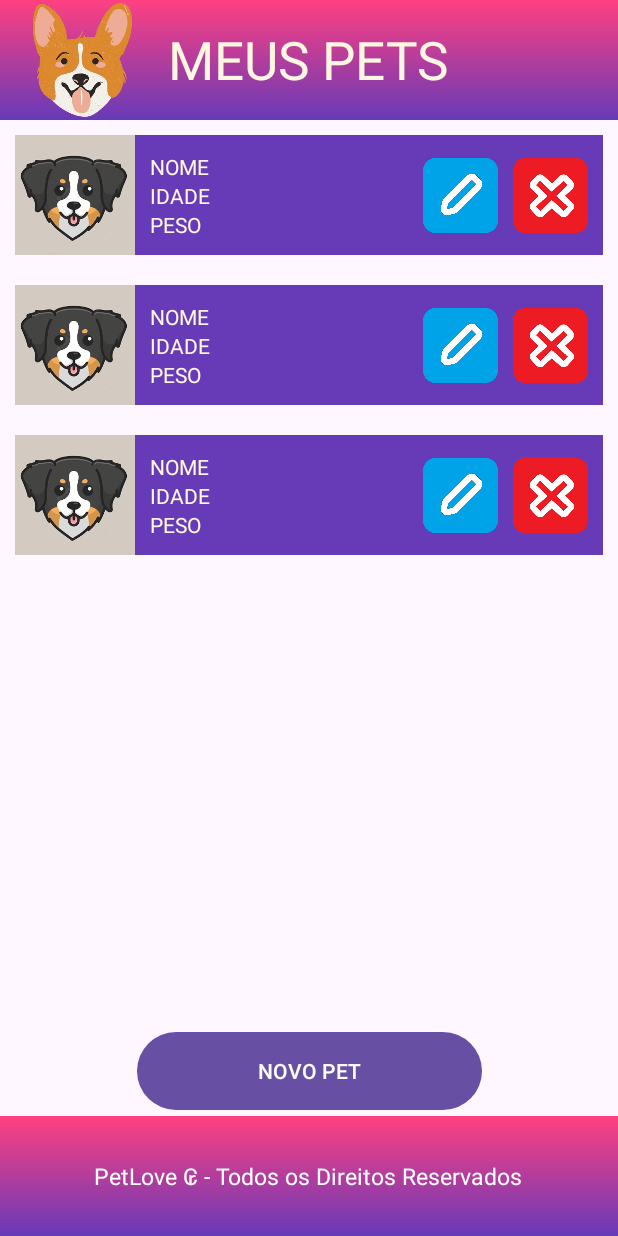
After one commit to Ferreira96/Petlove, an Android app: the layout activity_meus_pets.xml on its own in the app's theme, with its tools: preview values and no code run, on a phone screen of 412 x 824 dp. The commit adds this screen. Run offline under Robolectric (Android 15) with nearby library versions, the phone set to English and light mode, and no system bars.

Commit message:
Adicionado tela 'Meus pets'

```diff
--- a/app/src/main/AndroidManifest.xml
+++ b/app/src/main/AndroidManifest.xml
@@ -31,6 +31,7 @@
         <activity android:name=".AdocaoEDoacaoActivity"></activity>
         <activity android:name=".PerfilPetActivity"></activity>
         <activity android:name=".CadastroUserActivity"></activity>
+        <activity android:name=".MeusPetsActivity"></activity>
 
 
     </application>
--- a/app/src/main/java/com/example/petlove/HomeActivity.kt
+++ b/app/src/main/java/com/example/petlove/HomeActivity.kt
@@ -12,10 +12,10 @@ class HomeActivity : AppCompatActivity() {
         //DEFINE XML
         setContentView(R.layout.activity_home)
 
-        //AÇÃO DO BOTÃO [CADASTROS]
+        //AÇÃO DO BOTÃO [MEUS PETS]
         val btCadPet: Button = findViewById(R.id.bt_cadpet)
         btCadPet.setOnClickListener {
-            val intent = Intent(this, CadastroPetActivity::class.java)
+            val intent = Intent(this, MeusPetsActivity::class.java)
             startActivity(intent)
         }
 
--- /dev/null
+++ b/app/src/main/java/com/example/petlove/MeusPetsActivity.kt
@@ -0,0 +1,101 @@
+package com.example.petlove
+
+import com.example.petlove.repository.Pet
+import android.content.Context
+import android.content.Intent
+import android.os.Bundle
+import android.util.Log
+import android.view.LayoutInflater
+import android.view.View
+import android.view.ViewGroup
+import android.widget.Button
+import android.widget.TextView
+import androidx.appcompat.app.AppCompatActivity
+import androidx.recyclerview.widget.LinearLayoutManager
+import androidx.recyclerview.widget.RecyclerView
+import com.google.firebase.database.FirebaseDatabase
+import com.example.petlove.repository.getPets
+import com.example.petlove.repository.getUsuarioPorEmail
+import com.example.petlove.repository.insertPet
+import kotlinx.coroutines.CoroutineScope
+import kotlinx.coroutines.Dispatchers
+import kotlinx.coroutines.launch
+
+class MeusPetsActivity : AppCompatActivity() {
+    override fun onCreate(savedInstanceState: Bundle?) {
+        super.onCreate(savedInstanceState)
+        setContentView(R.layout.activity_meus_pets)
+
+        // Inicialize o Firebase e recupere o objeto Pet
+        FirebaseDatabase.getInstance().setPersistenceEnabled(true)
+
+        //AÇÃO DO BOTÃO [MEUS PETS]
+        val btEntrar: Button = findViewById(R.id.bt_cadastro_pet)
+        btEntrar.setOnClickListener {
+            val intent = Intent(this, CadastroPetActivity::class.java)
+            startActivity(intent)
+        }
+
+        // Recupera dados do SharedPreferences
+        val sharedPreferences = getSharedPreferences("PersistenciaLogin", Context.MODE_PRIVATE)
+        val userEmail = sharedPreferences.getString("USER_EMAIL", null)
+
+
+
+
+        CoroutineScope(Dispatchers.Main).launch {
+            //recupera id do usuario
+            var id_usuario = 0
+            if (userEmail != null) {
+                val usuario = getUsuarioPorEmail(userEmail)
+                id_usuario = usuario?.id ?: 0 // Acessa o campo 'id' do objeto Usuario, ou 0 se for null
+            }
+
+            // Recupera a lista de pets de forma assíncrona
+            var pets = getPets()
+            pets = pets.filter { it.usuario_id == id_usuario }
+
+            // Atualiza o adapter da RecyclerView com a lista de pets
+            val listaPetAdocaoView = findViewById<RecyclerView>(R.id.lista_meus_pets)
+            listaPetAdocaoView.adapter       = ListaMeusPets(this@MeusPetsActivity, pets)
+            listaPetAdocaoView.layoutManager = LinearLayoutManager(this@MeusPetsActivity)
+        }
+    }
+}
+
+//*** LISTA DE VIEW ***//
+class ListaMeusPets(
+    private val context: Context,
+    private val pets: List<Pet>
+    ) : RecyclerView.Adapter<ListaMeusPets.ViewHolder>() {
+
+    class ViewHolder(view: View) : RecyclerView.ViewHolder(view) {
+        fun vincula(pet: Pet, context: Context) {
+            val nome = itemView.findViewById<TextView>(R.id.tx_pet_user_nome)
+            nome.text = pet.nome
+
+            val idade = itemView.findViewById<TextView>(R.id.tx_pet_user_idade)
+            idade.text = pet.idade.toString() + "Anos"
+
+            val peso = itemView.findViewById<TextView>(R.id.tx_pet_user_peso)
+            peso.text = pet.peso.toString() + "Kg"
+
+        }
+    }
+
+    // CRIA O XML DOS OBJETOS
+    override fun onCreateViewHolder(parent: ViewGroup, viewType: Int): ViewHolder {
+        val inflater = LayoutInflater.from(context)
+        val view = inflater.inflate(R.layout._pet_user, parent, false)
+        return ViewHolder(view)
+    }
+
+    override fun onBindViewHolder(holder: ViewHolder, position: Int) {
+        val pet = pets[position]
+        holder.vincula(pet, context)
+    }
+
+    override fun getItemCount(): Int {
+        return pets.size
+    }
+}
--- /dev/null
+++ b/app/src/main/res/layout/_pet_user.xml
@@ -0,0 +1,97 @@
+<?xml version="1.0" encoding="utf-8"?>
+<androidx.constraintlayout.widget.ConstraintLayout
+    xmlns:android="http://schemas.android.com/apk/res/android"
+    android:layout_width="match_parent"
+    android:layout_height="wrap_content"
+    android:layout_margin="10dp"
+    android:background="@color/roxo"
+
+    xmlns:app="http://schemas.android.com/apk/res-auto"
+    >
+    <!-- IMAGEM  -->
+    <ImageView
+        android:id="@+id/img_pet_user"
+        android:src="@drawable/dog01"
+
+        android:layout_width="80dp"
+        android:layout_height="80dp"
+
+        app:layout_constraintBottom_toBottomOf="parent"
+        app:layout_constraintStart_toStartOf="parent"
+        app:layout_constraintTop_toTopOf="parent" />
+
+    <!-- TEXTO  -->
+    <TextView
+        android:id="@+id/tx_pet_user_nome"
+        android:layout_width="wrap_content"
+        android:textColor="#FFF7E0"
+
+        android:layout_height="wrap_content"
+        android:layout_marginStart="10dp"
+        android:text="NOME"
+
+        app:layout_constraintBottom_toTopOf="@+id/tx_pet_user_idade"
+        app:layout_constraintStart_toEndOf="@+id/img_pet_user" />
+
+    <TextView
+        android:id="@+id/tx_pet_user_idade"
+        android:layout_width="wrap_content"
+
+        android:layout_height="wrap_content"
+        android:textColor="#FFF7E0"
+        android:layout_marginStart="10dp"
+        android:text="IDADE"
+
+        app:layout_constraintBottom_toBottomOf="parent"
+        app:layout_constraintStart_toEndOf="@+id/img_pet_user"
+        app:layout_constraintTop_toTopOf="parent" />
+
+    <TextView
+        android:id="@+id/tx_pet_user_peso"
+        android:text="PESO"
+        android:textColor="#FFF7E0"
+
+        android:layout_width="wrap_content"
+        android:layout_height="wrap_content"
+        android:layout_marginStart="10dp"
+
+        app:layout_constraintStart_toEndOf="@+id/img_pet_user"
+        app:layout_constraintTop_toBottomOf="@+id/tx_pet_user_idade" />
+
+<!--    <Button-->
+<!--        android:id="@+id/bt_pet_user_edit"-->
+<!--        android:text="✏️"-->
+<!--        android:textSize="25dp"-->
+
+<!--        android:layout_width="80dp"-->
+<!--        android:layout_height="80dp"-->
+<!--        app:layout_constraintHeight_percent="0.8"-->
+
+<!--        app:layout_constraintBottom_toBottomOf="parent"-->
+<!--        app:layout_constraintEnd_toEndOf="parent"-->
+<!--        app:layout_constraintTop_toTopOf="parent"/>-->
+
+    <ImageView
+        android:id="@+id/bt_pet_user_exc"
+        android:layout_width="50dp"
+        android:layout_height="50dp"
+        android:src="@drawable/botao_exc"
+        android:layout_margin="10dp"
+
+        app:layout_constraintBottom_toBottomOf="parent"
+        app:layout_constraintEnd_toEndOf="parent"
+        app:layout_constraintTop_toTopOf="parent" />
+
+    <ImageView
+        android:id="@+id/bt_pet_user_edt"
+        android:layout_width="50dp"
+        android:layout_height="50dp"
+        android:layout_margin="10dp"
+
+        android:src="@drawable/botao_editar"
+        app:layout_constraintBottom_toBottomOf="parent"
+        app:layout_constraintEnd_toStartOf="@+id/bt_pet_user_exc"
+        app:layout_constraintTop_toTopOf="parent"
+        app:layout_constraintVertical_bias="0.5" />
+
+</androidx.constraintlayout.widget.ConstraintLayout>
--- a/app/src/main/res/layout/activity_home.xml
+++ b/app/src/main/res/layout/activity_home.xml
@@ -60,7 +60,7 @@
         android:layout_marginEnd="15dp"
         android:background="@color/rosa_escuro"
 
-        android:text="Cadastro pet"
+        android:text="Meus Pets"
         android:textSize="20dp"
 
         app:layout_constraintBottom_toTopOf="@+id/bt_adocao"
@@ -110,7 +110,7 @@
         android:layout_marginEnd="15dp"
         android:background="@color/rosa_escuro"
         android:text="Doações"
-        android:textSize="15dp"
+        android:textSize="20dp"
         app:layout_constraintBottom_toTopOf="@+id/footer"
         app:layout_constraintEnd_toEndOf="parent"
         app:layout_constraintTop_toBottomOf="@+id/bt_adocao"/>
--- /dev/null
+++ b/app/src/main/res/layout/activity_meus_pets.xml
@@ -0,0 +1,101 @@
+<?xml version="1.0" encoding="utf-8"?>
+<androidx.constraintlayout.widget.ConstraintLayout
+    xmlns:android="http://schemas.android.com/apk/res/android"
+    android:id="@+id/meus_pets"
+    android:layout_width="match_parent"
+    android:layout_height="match_parent"
+
+    xmlns:tools="http://schemas.android.com/tools"
+    xmlns:app="http://schemas.android.com/apk/res-auto">
+
+    <!-- Cabeçalho -->
+    <RelativeLayout
+        android:id="@+id/header"
+        android:layout_width="match_parent"
+        android:layout_height="80dp"
+        android:background="@drawable/gradient_background"
+        android:gravity="center_vertical"
+        app:layout_constraintEnd_toEndOf="parent"
+        app:layout_constraintStart_toStartOf="parent"
+        app:layout_constraintTop_toTopOf="parent">
+
+        <TextView
+            android:id="@+id/titulo"
+            android:text="MEUS PETS"
+            android:textColor="#FFF7E0"
+            android:textSize="35dp"
+            android:textAlignment="center"
+            android:layout_width="wrap_content"
+            android:layout_height="wrap_content"
+            android:layout_centerInParent="true" />
+
+        <ImageView
+            android:id="@+id/imageView"
+            android:layout_width="128dp"
+            android:layout_height="64dp"
+            android:layout_alignParentStart="true"
+            android:layout_alignParentTop="true"
+            android:layout_alignParentBottom="true"
+            android:layout_marginTop="2dp"
+            android:layout_marginBottom="2dp"
+            android:layout_toStartOf="@+id/titulo"
+            android:src="@drawable/petlove_icon_pet" />
+    </RelativeLayout>
+
+
+    <!-- LISTA DE ITEM_ADOCAO.XML  -->
+    <androidx.recyclerview.widget.RecyclerView
+        android:id="@+id/lista_meus_pets"
+
+        android:layout_width="0dp"
+        android:layout_height="0dp"
+        app:layout_constraintBottom_toTopOf="@+id/bt_cadastro_pet"
+
+        app:layout_constraintEnd_toEndOf="parent"
+
+        app:layout_constraintHorizontal_bias="0.666"
+        app:layout_constraintStart_toStartOf="parent"
+        app:layout_constraintTop_toBottomOf="@+id/header"
+        tools:listitem="@layout/_pet_user" />
+
+    <!-- Rodapé -->
+    <RelativeLayout
+        android:id="@+id/footer"
+        android:layout_width="match_parent"
+        android:layout_height="80dp"
+        android:background="@drawable/gradient_background"
+        android:gravity="center_vertical"
+        app:layout_constraintBottom_toBottomOf="parent"
+        app:layout_constraintEnd_toEndOf="parent"
+        app:layout_constraintStart_toStartOf="parent">
+
+        <TextView
+            android:id="@+id/TxtView_Direitos"
+            android:layout_width="wrap_content"
+            android:layout_height="wrap_content"
+            android:layout_centerInParent="true"
+            android:contentDescription="PetLove ₢ - Todos os Direitos Reservados"
+            android:gravity="center"
+            android:text="PetLove ₢ - Todos os Direitos Reservados"
+            android:textAlignment="center"
+            android:textColor="@color/white"
+            android:textSize="15dp" />
+
+    </RelativeLayout>
+
+    <!-- BOTÃO  -->
+    <Button
+        android:id="@+id/bt_cadastro_pet"
+        android:layout_width="230dp"
+
+
+        android:layout_height="60dp"
+        android:text="NOVO PET"
+
+        app:layout_constraintBottom_toTopOf="@+id/footer"
+
+        app:layout_constraintEnd_toEndOf="parent"
+        app:layout_constraintStart_toStartOf="parent" />
+
+
+</androidx.constraintlayout.widget.ConstraintLayout>
```
Also changed, not shown: app/src/main/res/drawable/botao_editar.png (added), app/src/main/res/drawable/botao_exc.png (added).
